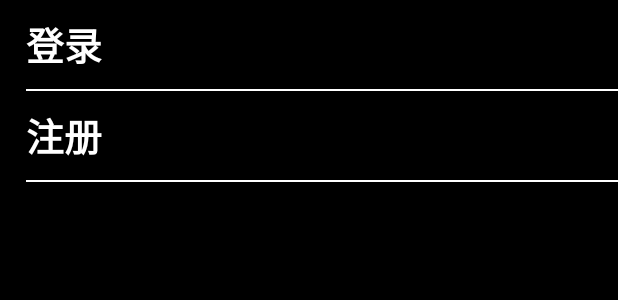
After one commit to luyulove001/coeus-weibo, an Android app: the layout login.xml on its own in the app's theme, with its tools: preview values and no code run, on a phone screen of 412 x 824 dp. The commit adds this screen. Shown: the top 300 px of the screen. Run offline under Robolectric (Android 15) with nearby library versions, the phone set to English and light mode, and no system bars.

Commit message:
登录操作完成

```diff
--- a/app/build.gradle
+++ b/app/build.gradle
@@ -30,6 +30,11 @@ android {
     lintOptions {
         checkReleaseBuilds false
         abortOnError false
+    }
+    sourceSets {
+        main {
+            jniLibs.srcDir 'libs'
+        }
     }
     buildTypes {
         release {
--- a/app/src/main/java/net/tatans/coeus/weibo/activity/MainActivity.java
+++ b/app/src/main/java/net/tatans/coeus/weibo/activity/MainActivity.java
@@ -1,6 +1,7 @@
 package net.tatans.coeus.weibo.activity;
 
 
+import android.content.Context;
 import android.os.Bundle;
 import android.support.v4.app.Fragment;
 import android.support.v4.app.FragmentActivity;
@@ -28,7 +29,6 @@ public class MainActivity extends FragmentActivity implements View.OnClickListen
     private Fragment mMessageFragment;
     private Fragment mFindFragment;
     private Fragment mMeFragment;
-
     @Override
     protected void onCreate(Bundle savedInstanceState) {
         super.onCreate(savedInstanceState);
--- /dev/null
+++ b/app/src/main/res/layout/login.xml
@@ -0,0 +1,47 @@
+<?xml version="1.0" encoding="utf-8"?>
+<LinearLayout xmlns:android="http://schemas.android.com/apk/res/android"
+    android:layout_width="match_parent"
+    android:layout_height="match_parent"
+    android:orientation="vertical">
+    <LinearLayout
+        android:id="@+id/linear_login"
+        android:layout_width="match_parent"
+        android:layout_height="match_parent"
+        android:background="@color/colorBottomDark"
+        android:orientation="vertical">
+
+        <TextView
+            android:id="@+id/login"
+            android:layout_width="fill_parent"
+            android:layout_height="59dp"
+            android:gravity="center_vertical"
+            android:paddingLeft="17dp"
+            android:text="@string/login"
+            android:textColor="@color/white"
+            android:textSize="25sp"
+            android:textStyle="bold" />
+
+        <View
+            android:layout_width="fill_parent"
+            android:layout_height="1dp"
+            android:layout_marginLeft="17dp"
+            android:background="@color/white" />
+
+        <TextView
+            android:id="@+id/register"
+            android:layout_width="fill_parent"
+            android:layout_height="59dp"
+            android:gravity="center_vertical"
+            android:paddingLeft="17dp"
+            android:text="@string/register"
+            android:textColor="@color/white"
+            android:textSize="25sp"
+            android:textStyle="bold" />
+
+        <View
+            android:layout_width="fill_parent"
+            android:layout_height="1dp"
+            android:layout_marginLeft="17dp"
+            android:background="@color/white" />
+    </LinearLayout>
+</LinearLayout>
--- a/app/src/main/res/values/strings.xml
+++ b/app/src/main/res/values/strings.xml
@@ -22,5 +22,7 @@
     <string name="text_begin">正在录音</string>
     <string name="send_button">发送。按钮</string>
     <string name="comments_null">""</string>
+    <string name="login">"登录"</string>
+    <string name="register">"注册"</string>
 
 </resources>
```
Also changed, not shown: app/src/main/AndroidManifest.xml (+19 -1 lines), app/src/main/java/net/tatans/coeus/weibo/activity/HomeFragment.java (+26 -5 lines), app/src/main/java/net/tatans/coeus/weibo/activity/LoginActivity.java (added, +101 -0 lines), app/src/main/java/net/tatans/coeus/weibo/tools/AccessTokenKeeper.java (added, +96 -0 lines), app/src/main/java/net/tatans/coeus/weibo/util/Constants.java (added, +59 -0 lines), app/src/main/java/net/tatans/coeus/weibo/util/LoginUtil.java (added, +51 -0 lines), app/src/main/res/layout/home_page.xml (+2 -5 lines), 7 other files.
